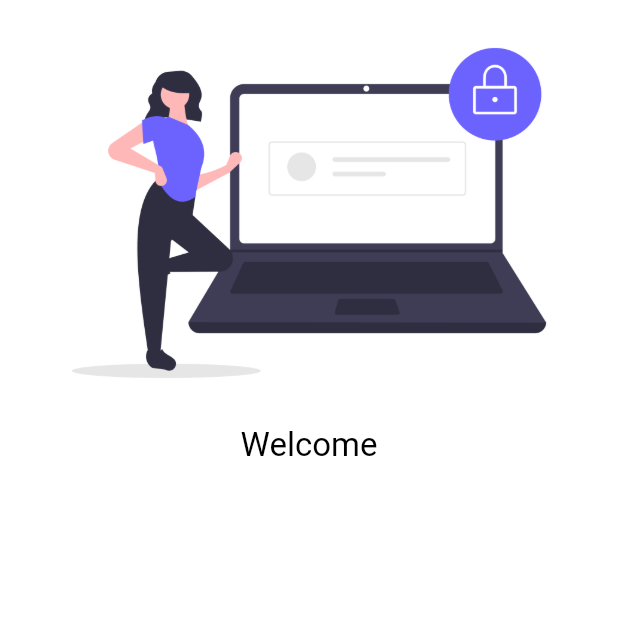
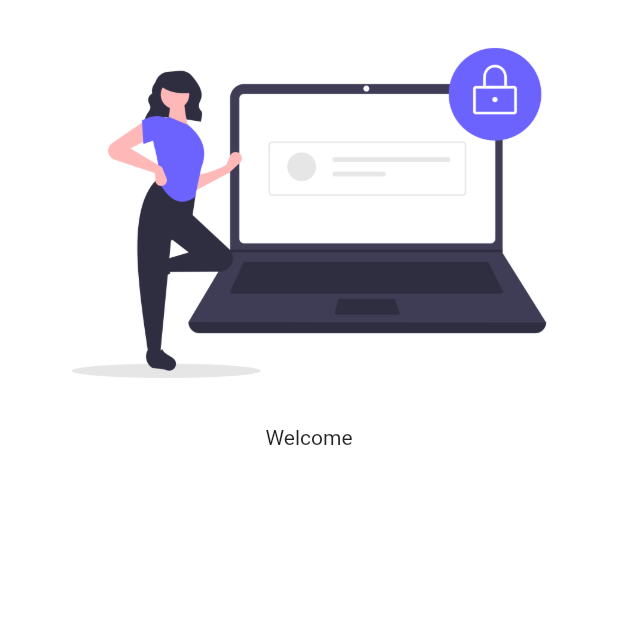
Before and after one commit to amitkumar586/Catalog-App, a Flutter app: the screen it shows after launch, on a phone screen of 412 x 824 dp, the top half of it. Run offline on Flutter 3.47's test engine with Material 2 defaults, Android fonts, the phone set to English and light mode, and no system bars; Roboto replaces fonts that are missing (regularText).

Commit message:
Images,themes

```diff
--- a/lib/pages/loginpage.dart
+++ b/lib/pages/loginpage.dart
@@ -26,7 +26,10 @@ class _LoginPageState extends State<LoginPage> {
               //   Center(
               Text(
                 "Welcome",
-                style: TextStyle(fontSize: 22, color: Colors.black),
+                //   style: TextStyle(
+                //       fontSize: 22,
+                //       color: Colors.black,
+                //       fontFamily: 'regularText'),
               ),
             ],
           ),
```
